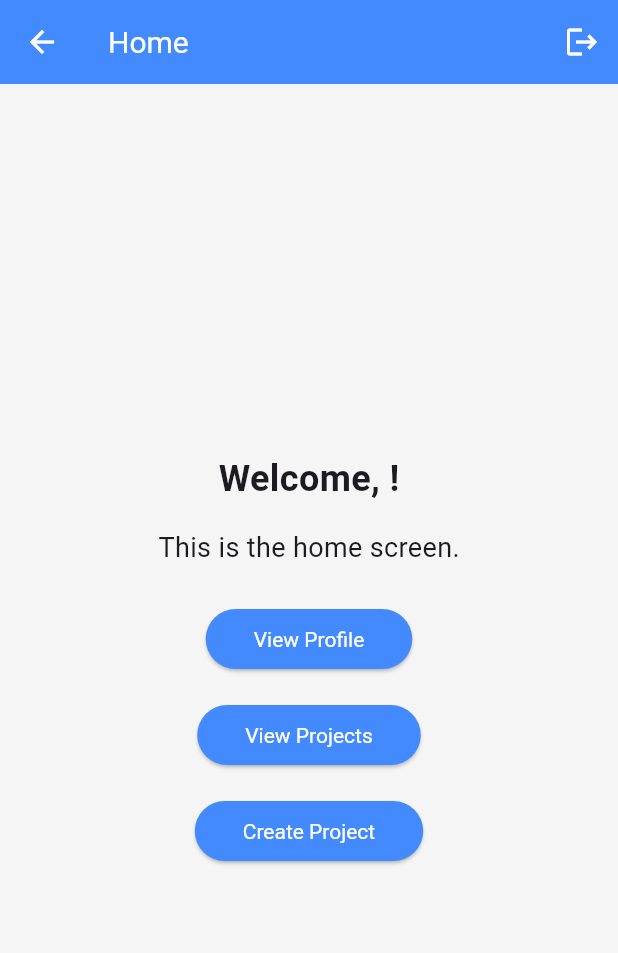
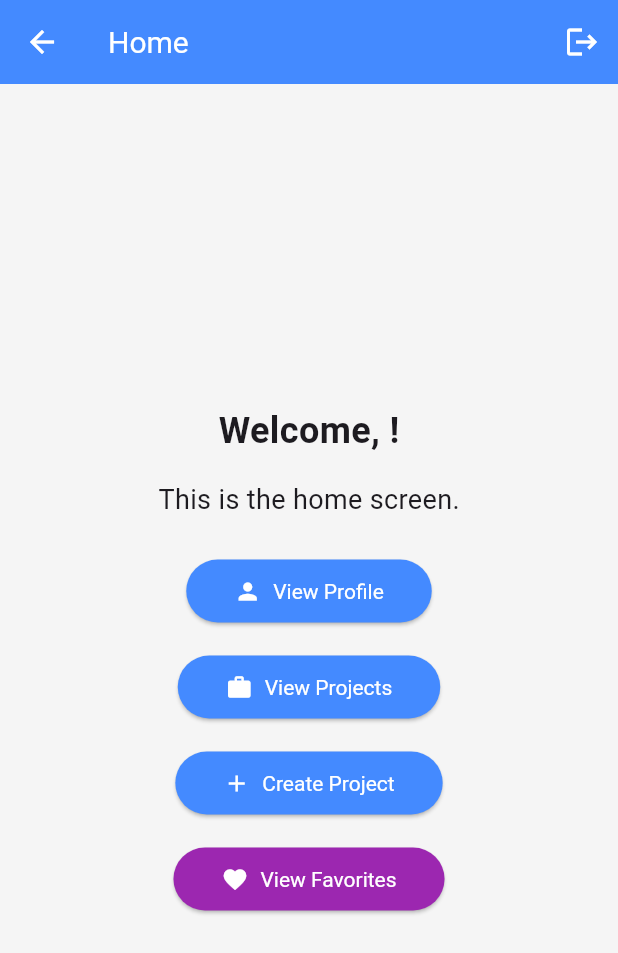
Before and after one commit to MbarekTech/StudentCollabHub-Flatter-App, a Flutter app: the HomeScreen screen opened by its route, on a phone screen of 412 x 824 dp. Shown: the top 953 px of the screen. Run offline on Flutter 3.47's test engine with Material 3 defaults, Android fonts, the light colour scheme and no system bars; our stand-ins replace cloud_firestore, firebase_auth, firebase_core; accounts and stored records are empty.

Commit message:
Add icons to buttons

```diff
--- a/lib/screens/favorites_screen.dart
+++ b/lib/screens/favorites_screen.dart
@@ -17,7 +17,7 @@ class FavoritesScreen extends StatelessWidget {
     return Scaffold(
       appBar: AppBar(
         title: const Text('Favorites', style: TextStyle(color: Colors.white)),
-        backgroundColor: Colors.purple, // Different color for favorites
+        backgroundColor: Colors.purple,
       ),
       body: Container(
         color: Colors.grey[100],
@@ -30,6 +30,7 @@ class FavoritesScreen extends StatelessWidget {
               elevation: 2,
               margin: const EdgeInsets.symmetric(vertical: 8),
               child: ListTile(
+                leading: const Icon(Icons.favorite, color: Colors.red), // Favorite icon
                 title: Text(project.title, style: const TextStyle(fontWeight: FontWeight.bold)),
                 subtitle: Text(project.description),
                 trailing: const Icon(Icons.arrow_forward_ios, size: 16),
--- a/lib/screens/home_screen.dart
+++ b/lib/screens/home_screen.dart
@@ -41,37 +41,52 @@ class HomeScreen extends StatelessWidget {
                 style: TextStyle(fontSize: 18),
               ),
               const SizedBox(height: 24),
-              ElevatedButton(
+              ElevatedButton.icon(
                 onPressed: () {
                   Navigator.pushNamed(context, '/profile');
                 },
+                icon: const Icon(Icons.person, color: Colors.white), // Profile icon
+                label: const Text('View Profile', style: TextStyle(color: Colors.white)),
                 style: ElevatedButton.styleFrom(
                   backgroundColor: Colors.blueAccent,
                   padding: const EdgeInsets.symmetric(horizontal: 32, vertical: 12),
                 ),
-                child: const Text('View Profile', style: TextStyle(color: Colors.white)),
               ),
               const SizedBox(height: 16),
-              ElevatedButton(
+              ElevatedButton.icon(
                 onPressed: () {
                   Navigator.pushNamed(context, '/projects');
                 },
+                icon: const Icon(Icons.work, color: Colors.white), // Projects icon
+                label: const Text('View Projects', style: TextStyle(color: Colors.white)),
                 style: ElevatedButton.styleFrom(
                   backgroundColor: Colors.blueAccent,
                   padding: const EdgeInsets.symmetric(horizontal: 32, vertical: 12),
                 ),
-                child: const Text('View Projects', style: TextStyle(color: Colors.white)),
               ),
               const SizedBox(height: 16),
-              ElevatedButton(
+              ElevatedButton.icon(
                 onPressed: () {
                   Navigator.pushNamed(context, '/create-project');
                 },
+                icon: const Icon(Icons.add, color: Colors.white), // Create project icon
+                label: const Text('Create Project', style: TextStyle(color: Colors.white)),
                 style: ElevatedButton.styleFrom(
                   backgroundColor: Colors.blueAccent,
                   padding: const EdgeInsets.symmetric(horizontal: 32, vertical: 12),
                 ),
-                child: const Text('Create Project', style: TextStyle(color: Colors.white)),
+              ),
+              const SizedBox(height: 16),
+              ElevatedButton.icon(
+                onPressed: () {
+                  Navigator.pushNamed(context, '/favorites');
+                },
+                icon: const Icon(Icons.favorite, color: Colors.white), // Favorites icon
+                label: const Text('View Favorites', style: TextStyle(color: Colors.white)),
+                style: ElevatedButton.styleFrom(
+                  backgroundColor: Colors.purple,
+                  padding: const EdgeInsets.symmetric(horizontal: 32, vertical: 12),
+                ),
               ),
             ],
           ),
```
Also changed, not shown: lib/screens/project_detail_screen.dart (+27 -10 lines), lib/screens/project_listing_screen.dart (+4 -3 lines).
